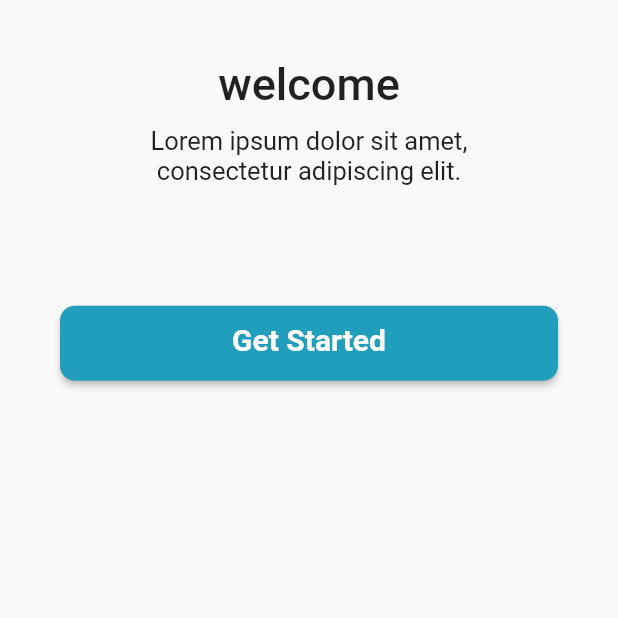
After one commit to mremmalex-codes/chopam, a Flutter app: the screen it shows after launch, on a phone screen of 412 x 824 dp, the part 618-1236 px from its top. The commit adds this screen. Run offline on Flutter 3.47's test engine with Material 2 defaults, Android fonts, the phone set to English and light mode, and no system bars.

Commit message:
added routing for the screens/pages

```diff
--- /dev/null
+++ b/lib/screens/landing_screen.dart
@@ -0,0 +1,101 @@
+import 'package:flutter/material.dart';
+
+import './home_screen.dart';
+import '../constant.dart';
+
+class LandingScreen extends StatelessWidget {
+  const LandingScreen({Key? key}) : super(key: key);
+  void _gotoHome(BuildContext context) {
+    Navigator.of(context).push(
+      MaterialPageRoute(
+        builder: (_) => const HomeScreen(),
+      ),
+    );
+  }
+
+  @override
+  Widget build(BuildContext context) {
+    final mediaQuery = MediaQuery.of(context);
+    return Scaffold(
+      body: SafeArea(
+        child: Column(
+          children: <Widget>[
+            Container(
+              height: mediaQuery.size.height * 0.45,
+              width: mediaQuery.size.width * 1,
+              decoration: const BoxDecoration(
+                  color: primaryColor,
+                  borderRadius: BorderRadius.only(
+                    bottomLeft: Radius.circular(40),
+                    bottomRight: Radius.circular(40),
+                  )),
+              child: const Center(
+                child: Image(
+                  image: AssetImage("assets/images/homefood.png"),
+                ),
+              ),
+            ),
+            Container(
+              height: mediaQuery.size.height * 0.5,
+              child: Column(
+                children: <Widget>[
+                  const SizedBox(
+                    height: 80,
+                  ),
+                  const Text(
+                    "welcome",
+                    style: TextStyle(
+                      fontSize: 30,
+                      fontWeight: FontWeight.w500,
+                    ),
+                  ),
+                  const SizedBox(
+                    height: 10,
+                  ),
+                  const Center(
+                    child: SizedBox(
+                      width: 300,
+                      child: Text(
+                        "Lorem ipsum dolor sit amet, consectetur adipiscing elit.",
+                        textAlign: TextAlign.center,
+                        style: TextStyle(
+                          fontSize: 17,
+                          fontWeight: FontWeight.w400,
+                        ),
+                      ),
+                    ),
+                  ),
+                  const SizedBox(
+                    height: 80,
+                  ),
+                  ElevatedButton(
+                    style: ElevatedButton.styleFrom(
+                      shape: RoundedRectangleBorder(
+                        borderRadius: BorderRadius.circular(10),
+                      ),
+                      primary: secondaryColor,
+                    ),
+                    onPressed: () => _gotoHome(context),
+                    child: Container(
+                      padding: const EdgeInsets.all(11),
+                      width: 300,
+                      height: 50,
+                      child: const Text(
+                        "Get Started",
+                        textAlign: TextAlign.center,
+                        style: TextStyle(
+                          fontSize: 20,
+                          fontWeight: FontWeight.bold,
+                        ),
+                      ),
+                    ),
+                  )
+                ],
+              ),
+            )
+          ],
+        ),
+      ),
+    );
+  }
+}
```
Also changed, not shown: lib/main.dart (+3 -91 lines), lib/screens/home_screen.dart (added, +16 -0 lines).
